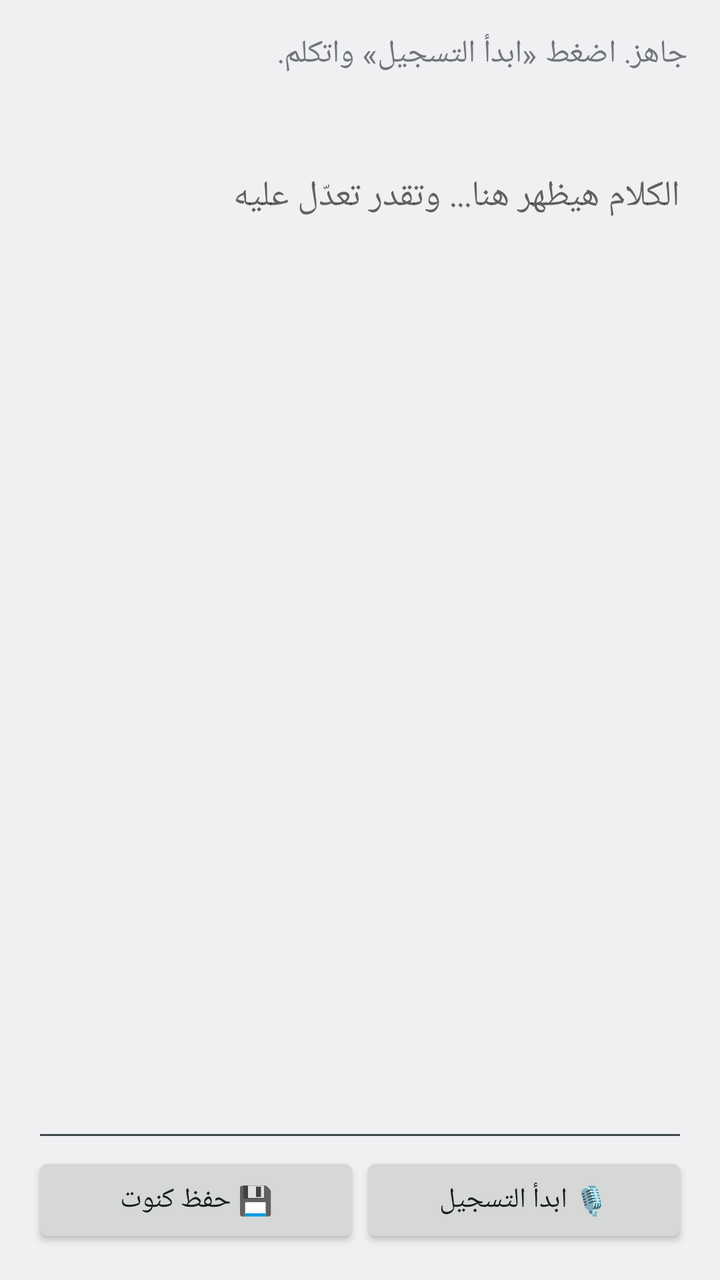
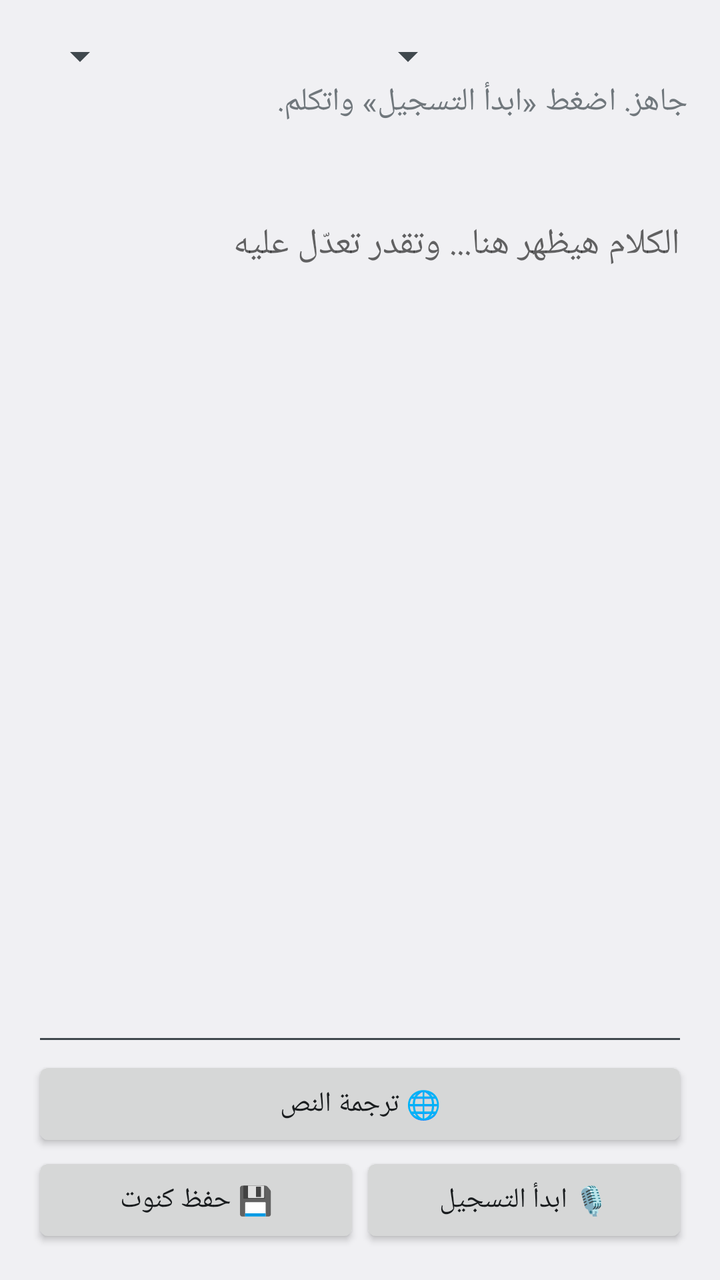

Two renders of the same Android screen: before a commit and after it. Below are the layout's source before the change and the commit's diff.
<!-- AndroidManifest.xml: application theme AppTheme -->
<!-- res/layout/activity_record.xml -->
<?xml version="1.0" encoding="utf-8"?>
<LinearLayout xmlns:android="http://schemas.android.com/apk/res/android"
    android:layout_width="match_parent"
    android:layout_height="match_parent"
    android:orientation="vertical"
    android:layoutDirection="rtl"
    android:padding="16dp">

    <TextView
        android:id="@+id/tvStatus"
        android:layout_width="match_parent"
        android:layout_height="wrap_content"
        android:text="جاهز. اضغط «ابدأ التسجيل» واتكلم."
        android:textSize="16sp" />

    <TextView
        android:id="@+id/tvPartial"
        android:layout_width="match_parent"
        android:layout_height="wrap_content"
        android:minLines="2"
        android:textColor="#888888"
        android:textSize="15sp" />

    <EditText
        android:id="@+id/etText"
        android:layout_width="match_parent"
        android:layout_height="0dp"
        android:layout_weight="1"
        android:gravity="top|start"
        android:hint="الكلام هيظهر هنا... وتقدر تعدّل عليه"
        android:textSize="18sp" />

    <LinearLayout
        android:layout_width="match_parent"
        android:layout_height="wrap_content"
        android:orientation="horizontal">

        <Button
            android:id="@+id/btnToggle"
            android:layout_width="0dp"
            android:layout_height="wrap_content"
            android:layout_weight="1"
            android:text="🎙 ابدأ التسجيل" />

        <Button
            android:id="@+id/btnSave"
            android:layout_width="0dp"
            android:layout_height="wrap_content"
            android:layout_weight="1"
            android:text="💾 حفظ كنوت" />
    </LinearLayout>
</LinearLayout>
<!-- resources referenced by this layout -->
<resources>
  <style name="AppTheme" parent="android:Theme.DeviceDefault.Light" />
</resources>

<!-- the commit's change to res/layout/activity_record.xml (unified diff, before → after) -->
@@ -5,6 +5,24 @@
     android:orientation="vertical"
     android:layoutDirection="rtl"
     android:padding="16dp">
+
+    <LinearLayout
+        android:layout_width="match_parent"
+        android:layout_height="wrap_content"
+        android:orientation="horizontal">
+
+        <Spinner
+            android:id="@+id/spEngine"
+            android:layout_width="0dp"
+            android:layout_height="wrap_content"
+            android:layout_weight="1" />
+
+        <Spinner
+            android:id="@+id/spLang"
+            android:layout_width="0dp"
+            android:layout_height="wrap_content"
+            android:layout_weight="1" />
+    </LinearLayout>
 
     <TextView
         android:id="@+id/tvStatus"
@@ -30,6 +48,12 @@
         android:hint="الكلام هيظهر هنا... وتقدر تعدّل عليه"
         android:textSize="18sp" />
 
+    <Button
+        android:id="@+id/btnTranslate"
+        android:layout_width="match_parent"
+        android:layout_height="wrap_content"
+        android:text="🌐 ترجمة النص" />
+
     <LinearLayout
         android:layout_width="match_parent"
         android:layout_height="wrap_content"
